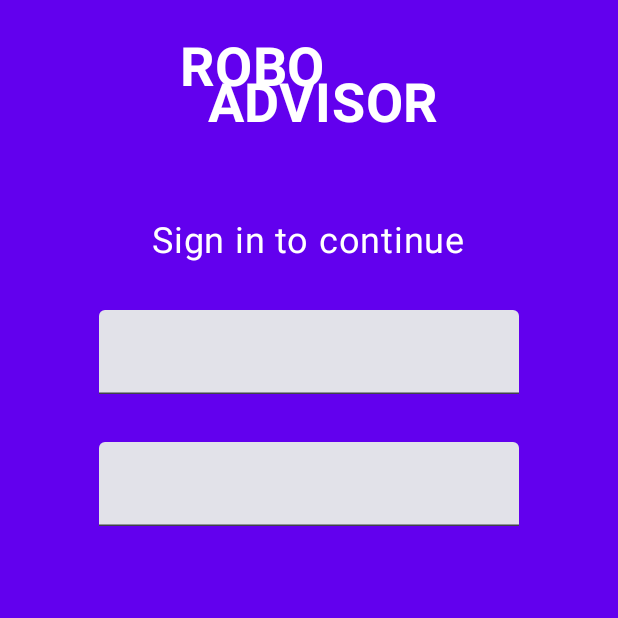
After one commit to roihas1/ProjectApp, an Android app built with Jetpack Compose: the composable LoginScreen shown on its own in the app's theme, on a phone screen of 412 x 824 dp, the top half of it. The commit adds this screen. Run offline under Robolectric (Android 15) with nearby library versions, the phone set to English and light mode, and no system bars.

Commit message:
first components on the LoginScreen

```diff
--- a/app/build.gradle.kts
+++ b/app/build.gradle.kts
@@ -66,4 +66,5 @@ dependencies {
     androidTestImplementation("androidx.compose.ui:ui-test-junit4")
     debugImplementation("androidx.compose.ui:ui-tooling")
     debugImplementation("androidx.compose.ui:ui-test-manifest")
+
 }
--- /dev/null
+++ b/app/src/main/java/com/example/projectapp/LoginScreen.kt
@@ -0,0 +1,53 @@
+package com.example.projectapp
+
+import androidx.compose.foundation.background
+import androidx.compose.foundation.layout.Arrangement
+import androidx.compose.foundation.layout.Column
+import androidx.compose.foundation.layout.fillMaxSize
+import androidx.compose.material3.Text
+import androidx.compose.material3.TextField
+import androidx.compose.runtime.Composable
+import androidx.compose.ui.Alignment
+import androidx.compose.ui.Modifier
+import androidx.compose.ui.graphics.Color
+import androidx.compose.ui.tooling.preview.Preview
+import androidx.compose.ui.unit.dp
+import androidx.compose.ui.unit.sp
+import com.example.projectapp.ui.theme.ProjectAppTheme
+
+@Composable
+fun LoginScreen(
+    modifier: Modifier=Modifier
+) {
+    Column(
+        modifier = modifier
+            .fillMaxSize()
+            .background(MyColors.Primary),
+        horizontalAlignment = Alignment.CenterHorizontally,
+        verticalArrangement = Arrangement.spacedBy(32.dp),
+    ) {
+        Title()
+        Text(
+            text = "Sign in to continue",
+            color = Color.White,
+            fontSize = 24.sp
+        )
+        TextField(
+            value ="" ,
+            onValueChange = {/*TODO*/},
+        )
+        TextField(
+            value ="" ,
+            onValueChange = {/*TODO*/}
+        )
+    }
+}
+
+@Preview
+@Composable
+fun LoginScreenPreview() {
+    ProjectAppTheme {
+        LoginScreen()
+    }
+
+}
--- a/app/src/main/java/com/example/projectapp/WelcomeScreen.kt
+++ b/app/src/main/java/com/example/projectapp/WelcomeScreen.kt
@@ -79,9 +79,7 @@ fun WelcomeScreen(modifier: Modifier = Modifier) {
         Box(
             modifier = modifier.fillMaxHeight(0.5f),
             contentAlignment = Alignment.Center
-
         ) {
-
             Column(
                 horizontalAlignment = Alignment.CenterHorizontally,
                 verticalArrangement = Arrangement.spacedBy(12.dp)
@@ -102,7 +100,6 @@ fun WelcomeScreen(modifier: Modifier = Modifier) {
                     fontSize= 34.sp,
                     color = Color.White,
                     fontWeight = FontWeight.Bold
-
                 )
             }
         }
```
